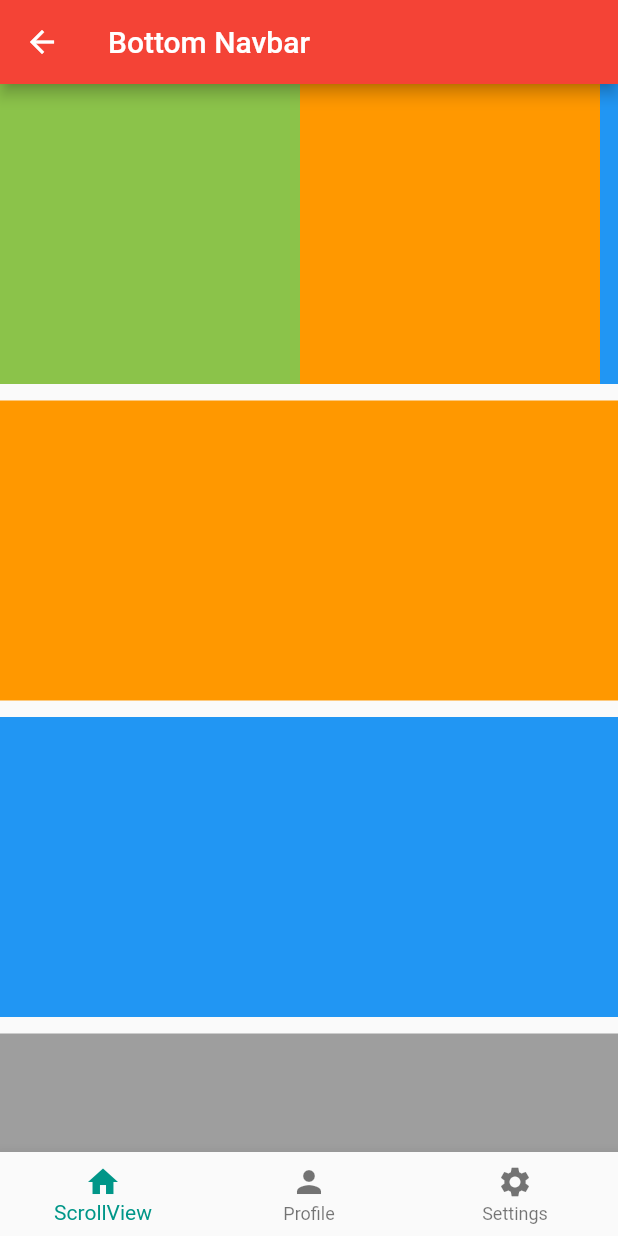
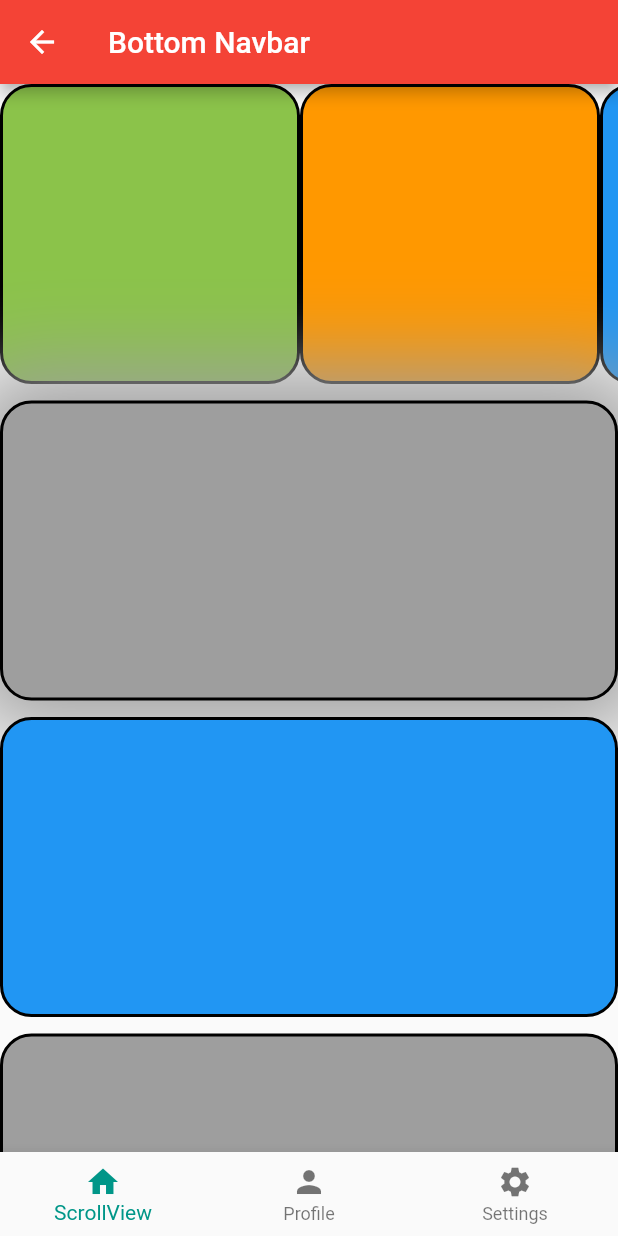
Before and after one commit to vs5301/fsdflutter, a Flutter app: the screen it shows after launch, in the side drawer, after a tap on "Bottom Navigation", on a phone screen of 412 x 824 dp. Run offline on Flutter 3.47's test engine with Material 2 defaults, Android fonts, the light colour scheme and no system bars; our stand-ins replace firebase_core, webview_flutter; accounts and stored records are empty.

Commit message:
Circle Avatar & Custom Font

```diff
--- a/lib/main.dart
+++ b/lib/main.dart
@@ -38,6 +38,11 @@ class MyApp extends StatelessWidget {
           // This works for code too, not just values: Most code changes can be
           // tested with just a hot reload.
           primarySwatch: Colors.red,
+          appBarTheme: AppBarTheme(color: Colors.red),
+          textTheme: TextTheme(
+            displayLarge: TextStyle(fontSize: 22, fontWeight: FontWeight.bold),
+            titleMedium: TextStyle(fontSize: 11, fontWeight: FontWeight.w500, fontStyle: FontStyle.italic)
+          )
         ),
         debugShowCheckedModeBanner: false,
         // home: PageOne (),
--- a/lib/tutorials/bottom_navbar.dart
+++ b/lib/tutorials/bottom_navbar.dart
@@ -23,25 +23,53 @@ class _BottomNavigationPageState extends State<BottomNavigationPage> {
                   margin: EdgeInsets.only(bottom: 11),
                   height: 200,
                   width: 200,
-                  color: Colors.lightGreen
+                  decoration: BoxDecoration(
+                      color: Colors.lightGreen,
+                      borderRadius: BorderRadius.circular(21),
+                      border: Border.all(
+                          width: 2,
+                          color: Colors.black
+                        )
+                    )
                 ),
                 Container(
                     margin: EdgeInsets.only(bottom: 11),
                     height: 200,
                     width: 200,
-                    color: Colors.orange
+                    decoration: BoxDecoration(
+                        color: Colors.orange,
+                        borderRadius: BorderRadius.circular(21),
+                        border: Border.all(
+                            width: 2,
+                            color: Colors.black
+                        )
+                    )
                 ),
                 Container(
                     margin: EdgeInsets.only(bottom: 11),
                     height: 200,
                     width: 200,
-                    color: Colors.blue
+                    decoration: BoxDecoration(
+                        color: Colors.blue,
+                        borderRadius: BorderRadius.circular(21),
+                        border: Border.all(
+                            width: 2,
+                            color: Colors.black
+                        )
+                    )
                 ),
                 Container(
                     margin: EdgeInsets.only(bottom: 11),
                     height: 200,
                     width: 200,
-                    color: Colors.grey
+                    decoration: BoxDecoration(
+                        color: Colors.grey,
+                        borderRadius: BorderRadius.circular(21),
+                        border: Border.all(
+                            width: 2,
+                            color: Colors.black
+                        )
+                    )
                 ),
               ],
             ),
@@ -49,17 +77,45 @@ class _BottomNavigationPageState extends State<BottomNavigationPage> {
           Container(
               margin: EdgeInsets.only(bottom: 11),
               height: 200,
-              color: Colors.orange
+              decoration: BoxDecoration(
+                  color: Colors.grey,
+                  borderRadius: BorderRadius.circular(21),
+                  border: Border.all(
+                      width: 2,
+                      color: Colors.black
+                  ),
+                boxShadow: [
+                  BoxShadow(
+                    blurRadius: 51,
+                    color: Colors.grey,
+                    spreadRadius: 21,
+                  )
+                ],
+              ),
           ),
           Container(
               margin: EdgeInsets.only(bottom: 11),
               height: 200,
-              color: Colors.blue
+              decoration: BoxDecoration(
+                  color: Colors.blue,
+                  borderRadius: BorderRadius.circular(21),
+                  border: Border.all(
+                      width: 2,
+                      color: Colors.black
+                  )
+              )
           ),
           Container(
               margin: EdgeInsets.only(bottom: 11),
               height: 200,
-              color: Colors.grey
+              decoration: BoxDecoration(
+                  color: Colors.grey,
+                  borderRadius: BorderRadius.circular(21),
+                  border: Border.all(
+                      width: 2,
+                      color: Colors.black
+                  )
+              )
           ),
         ],
       ),
--- a/lib/tutorials/navigation_drawer.dart
+++ b/lib/tutorials/navigation_drawer.dart
@@ -1,5 +1,6 @@
 import 'package:flutter/material.dart';
 import 'package:fsdflutter/tutorials/bottom_navbar.dart';
+import 'package:fsdflutter/tutorials/news_list_page.dart';
 import 'package:fsdflutter/tutorials/row_columns.dart';
 import 'package:fsdflutter/tutorials/tab_navigation.dart';
 
@@ -20,7 +21,13 @@ class NavigationDrawerPage extends StatelessWidget {
         child: Container(
           width: 300,
           height: 300,
-          child: Image.asset('assets/img/flutter-icon.png'),
+          child: Container(
+            width: 200,
+            height: 200,
+            child: CircleAvatar(
+              backgroundImage: AssetImage("assets/img/flutter-icon.png"),
+            ),
+          )
         )
       ),
       drawer: Drawer(
@@ -36,11 +43,23 @@ class NavigationDrawerPage extends StatelessWidget {
                 decoration: BoxDecoration(
                   color: Colors.blue
                 ),
-                  child: Center(
-                      child: Padding(
-                        padding: EdgeInsets.all(8.0),
-                        child: Text("John Watson", style: TextStyle(fontSize: 20, fontWeight: FontWeight.bold,),),
-                      ))
+                  child: Column(
+                    children: [
+                      Center(
+                        child: CircleAvatar(
+                          backgroundImage: AssetImage("assets/img/user.png"),
+                          backgroundColor: Colors.red,
+                          maxRadius: 40,
+                        ),
+                      ),
+                      Center(
+                          child: Padding(
+                            padding: EdgeInsets.all(8.0),
+                            child: Text("John Watson", style: TextStyle(fontSize: 20, fontWeight: FontWeight.bold,),),
+                          )
+                      ),
+                    ],
+                  )
               ),
               Container(
                 padding: const EdgeInsets.all(8),
@@ -85,6 +104,23 @@ class NavigationDrawerPage extends StatelessWidget {
                   trailing: const Icon(Icons.keyboard_arrow_right),
                   onTap: (){
                     var route = MaterialPageRoute(builder: (context) => const RowColumnsPage());
+                    Navigator.push(context, route);
+                  },
+                ),
+              ),
+              Container(
+                color: Colors.black12,
+                height: 1,
+              ),
+              Container(
+                padding: EdgeInsets.all(8),
+                child: ListTile(
+                  title: const Text("ListView", style: TextStyle(fontSize: 16, fontWeight: FontWeight.bold),),
+                  subtitle: const Text("News ListView", style: TextStyle(fontSize: 14, fontWeight: FontWeight.bold),),
+                  leading: const Icon(Icons.newspaper) ,
+                  trailing: const Icon(Icons.keyboard_arrow_right),
+                  onTap: (){
+                    var route = MaterialPageRoute(builder: (context) => const NewsListPage());
                     Navigator.push(context, route);
                   },
                 ),
--- a/lib/tutorials/news_list_page.dart
+++ b/lib/tutorials/news_list_page.dart
@@ -15,11 +15,11 @@ class NewsListPage extends StatelessWidget {
         children: [
           ListTile(
             leading: const Icon(Icons.web, color: Colors.teal),
-            title: const Text("Zee News", style: TextStyle(color: Colors.teal),),
-            subtitle: const Text("news from zee channel"),
+            title: const Text("BBC", style: TextStyle(color: Colors.teal),),
+            subtitle: const Text("BBC webpage"),
             trailing: const Icon(Icons.keyboard_arrow_right),
             onTap: (){
-              var newsRef = News("Zee News","https://zeenews.india.com");
+              var newsRef = News("BBC","https://www.bbc.com/");
               // var route = MaterialPageRoute(builder: (context) => NewsDetails(news: newsRef));
               // Navigator.push(context, route);
               Navigator.pushNamed(context, '/newsDetails',arguments: newsRef);
@@ -28,10 +28,10 @@ class NewsListPage extends StatelessWidget {
           ListTile(
             leading: const Icon(Icons.web, color: Colors.teal),
             title: const Text("CNN", style: TextStyle(color: Colors.teal),),
-            subtitle: const Text("news from cnn channel"),
+            subtitle: const Text("CNN webpage"),
             trailing: const Icon(Icons.keyboard_arrow_right),
             onTap: (){
-              var newsRef = News("CNN News","https://edition.cnn.com");
+              var newsRef = News("CNN","https://edition.cnn.com");
               // var route = MaterialPageRoute(builder: (context) => NewsDetails(news: newsRef));
               // Navigator.push(context, route);
               Navigator.pushNamed(context, '/newsDetails',arguments: newsRef);
@@ -39,11 +39,11 @@ class NewsListPage extends StatelessWidget {
           ),
           ListTile(
             leading: const Icon(Icons.web, color: Colors.teal),
-            title: const Text("Aaj Tak", style: TextStyle(color: Colors.teal),),
-            subtitle: const Text("news from aaj tak channel"),
+            title: const Text("CBS", style: TextStyle(color: Colors.teal),),
+            subtitle: const Text("CBS webpage"),
             trailing: const Icon(Icons.keyboard_arrow_right),
             onTap: (){
-              var newsRef = News("Aaj Tak","https://aajtak.in");
+              var newsRef = News("CBS","https://www.cbsnews.com/");
               // var route = MaterialPageRoute(builder: (context) => NewsDetails(news: newsRef));
               // Navigator.push(context, route);
               Navigator.pushNamed(context, '/newsDetails',arguments: newsRef);
@@ -52,10 +52,10 @@ class NewsListPage extends StatelessWidget {
           ListTile(
             leading: const Icon(Icons.web, color: Colors.teal),
             title: const Text("NBC", style: TextStyle(color: Colors.teal),),
-            subtitle: const Text("news from nbc channel"),
+            subtitle: const Text("NBC webpage"),
             trailing: const Icon(Icons.keyboard_arrow_right),
             onTap: (){
-              var newsRef = News("NBC News","https://nbcnews.com");
+              var newsRef = News("NBC","https://nbcnews.com");
               // var route = MaterialPageRoute(builder: (context) => NewsDetails(news: newsRef));
               // Navigator.push(context, route);
               Navigator.pushNamed(context, '/newsDetails',arguments: newsRef);
@@ -63,11 +63,11 @@ class NewsListPage extends StatelessWidget {
           ),
           ListTile(
             leading: const Icon(Icons.web, color: Colors.teal),
-            title: const Text("India Today", style: TextStyle(color: Colors.teal),),
-            subtitle: const Text("news from india today channel"),
+            title: const Text("MSNBC", style: TextStyle(color: Colors.teal),),
+            subtitle: const Text("MSNBC webpage"),
             trailing: const Icon(Icons.keyboard_arrow_right),
             onTap: (){
-              var newsRef = News("India Today","https://indiatoday.in");
+              var newsRef = News("MSNBC","https://www.msnbc.com/");
               // var route = MaterialPageRoute(builder: (context) => NewsDetails(news: newsRef));
               // Navigator.push(context, route);
               Navigator.pushNamed(context, '/newsDetails',arguments: newsRef);
```
Also changed, not shown: assets/img/user.png (added).
